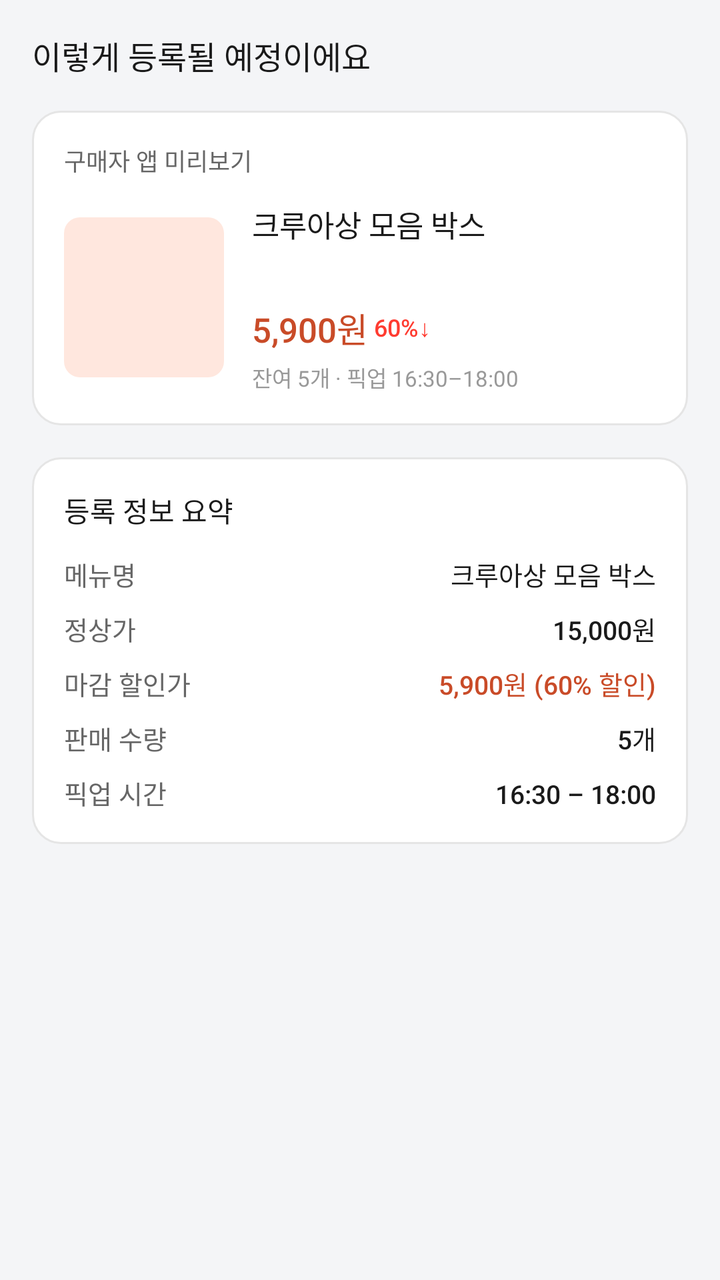
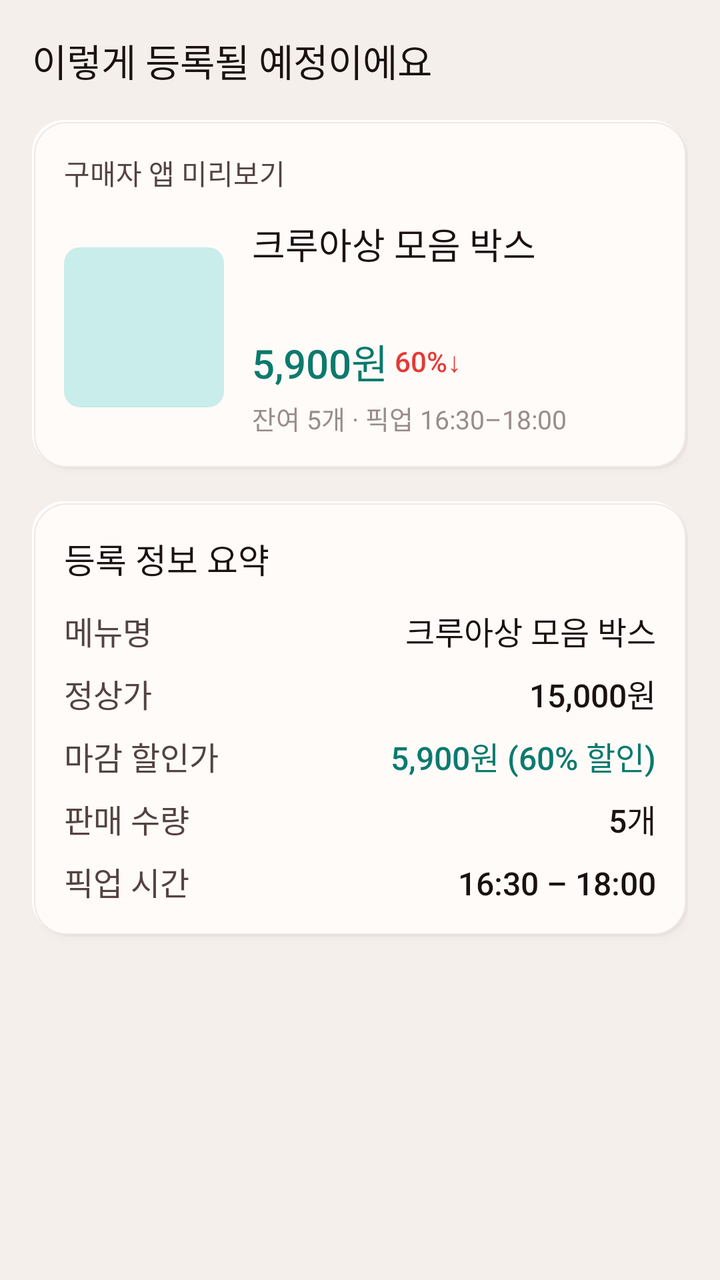

Screens rendered from an Android XML layout before and after an edit, with the pre-edit source and the edit as a unified diff.
<!-- AndroidManifest.xml: application theme Theme.Deuktemsiru_seller -->
<!-- res/layout/step4_preview.xml -->
<?xml version="1.0" encoding="utf-8"?>

<androidx.core.widget.NestedScrollView
    xmlns:android="http://schemas.android.com/apk/res/android"
    android:layout_width="match_parent"
    android:layout_height="match_parent"
    android:background="@color/surface">

    <LinearLayout
        android:layout_width="match_parent"
        android:layout_height="wrap_content"
        android:orientation="vertical"
        android:padding="16dp">

        <TextView
            android:layout_width="wrap_content"
            android:layout_height="wrap_content"
            android:text="이렇게 등록될 예정이에요"
            android:textSize="16sp"
            android:textColor="@color/text"
            android:fontFamily="sans-serif-medium"
            android:layout_marginBottom="16dp" />

        
        <LinearLayout
            android:layout_width="match_parent"
            android:layout_height="wrap_content"
            android:orientation="vertical"
            android:background="@drawable/bg_card_white"
            android:padding="16dp"
            android:layout_marginBottom="16dp">

            <TextView
                android:layout_width="wrap_content"
                android:layout_height="wrap_content"
                android:text="구매자 앱 미리보기"
                android:textSize="12sp"
                android:textColor="@color/text_sub"
                android:layout_marginBottom="12dp" />

            <LinearLayout
                android:layout_width="match_parent"
                android:layout_height="wrap_content"
                android:orientation="horizontal"
                android:gravity="center_vertical">

                <ImageView
                    android:id="@+id/iv_preview_menu_image"
                    android:layout_width="80dp"
                    android:layout_height="80dp"
                    android:scaleType="centerCrop"
                    android:background="@drawable/bg_rounded_primary_light"
                    android:layout_marginEnd="14dp" />

                <LinearLayout
                    android:layout_width="0dp"
                    android:layout_height="wrap_content"
                    android:layout_weight="1"
                    android:orientation="vertical">

                    <TextView
                        android:id="@+id/tv_preview_menu_name"
                        android:layout_width="wrap_content"
                        android:layout_height="wrap_content"
                        android:text="크루아상 모음 박스"
                        android:textSize="15sp"
                        android:textColor="@color/text"
                        android:fontFamily="sans-serif-medium" />

                    <TextView
                        android:id="@+id/tv_preview_store_name"
                        android:layout_width="wrap_content"
                        android:layout_height="wrap_content"
                        android:text=""
                        android:textSize="12sp"
                        android:textColor="@color/text_sub"
                        android:layout_marginTop="4dp" />

                    <LinearLayout
                        android:layout_width="wrap_content"
                        android:layout_height="wrap_content"
                        android:orientation="horizontal"
                        android:gravity="center_vertical"
                        android:layout_marginTop="8dp">

                        <TextView
                            android:id="@+id/tv_preview_discount_price"
                            android:layout_width="wrap_content"
                            android:layout_height="wrap_content"
                            android:text="5,900원"
                            android:textSize="17sp"
                            android:textColor="@color/primary"
                            android:fontFamily="sans-serif-medium" />

                        <TextView
                            android:id="@+id/tv_preview_discount_rate"
                            android:layout_width="wrap_content"
                            android:layout_height="wrap_content"
                            android:text=" 60%↓"
                            android:textSize="12sp"
                            android:textColor="@color/danger"
                            android:fontFamily="sans-serif-medium" />

                    </LinearLayout>

                    <TextView
                        android:id="@+id/tv_preview_quantity_time"
                        android:layout_width="wrap_content"
                        android:layout_height="wrap_content"
                        android:text="잔여 5개 · 픽업 16:30–18:00"
                        android:textSize="11sp"
                        android:textColor="@color/text_muted"
                        android:layout_marginTop="4dp" />

                </LinearLayout>

            </LinearLayout>

        </LinearLayout>

        
        <LinearLayout
            android:layout_width="match_parent"
            android:layout_height="wrap_content"
            android:orientation="vertical"
            android:background="@drawable/bg_card_white"
            android:padding="16dp"
            android:layout_marginBottom="12dp">

            <TextView
                android:layout_width="wrap_content"
                android:layout_height="wrap_content"
                android:text="등록 정보 요약"
                android:textSize="14sp"
                android:textColor="@color/text"
                android:fontFamily="sans-serif-medium"
                android:layout_marginBottom="12dp" />

            <LinearLayout android:layout_width="match_parent" android:layout_height="wrap_content" android:orientation="horizontal" android:layout_marginBottom="8dp">
                <TextView android:layout_width="0dp" android:layout_height="wrap_content" android:layout_weight="1" android:text="메뉴명" android:textSize="13sp" android:textColor="@color/text_sub" />
                <TextView android:id="@+id/tv_summary_menu_name" android:layout_width="wrap_content" android:layout_height="wrap_content" android:text="크루아상 모음 박스" android:textSize="13sp" android:textColor="@color/text" android:fontFamily="sans-serif-medium" />
            </LinearLayout>

            <LinearLayout android:layout_width="match_parent" android:layout_height="wrap_content" android:orientation="horizontal" android:layout_marginBottom="8dp">
                <TextView android:layout_width="0dp" android:layout_height="wrap_content" android:layout_weight="1" android:text="정상가" android:textSize="13sp" android:textColor="@color/text_sub" />
                <TextView android:id="@+id/tv_summary_original_price" android:layout_width="wrap_content" android:layout_height="wrap_content" android:text="15,000원" android:textSize="13sp" android:textColor="@color/text" android:fontFamily="sans-serif-medium" />
            </LinearLayout>

            <LinearLayout android:layout_width="match_parent" android:layout_height="wrap_content" android:orientation="horizontal" android:layout_marginBottom="8dp">
                <TextView android:layout_width="0dp" android:layout_height="wrap_content" android:layout_weight="1" android:text="마감 할인가" android:textSize="13sp" android:textColor="@color/text_sub" />
                <TextView android:id="@+id/tv_summary_discount_price" android:layout_width="wrap_content" android:layout_height="wrap_content" android:text="5,900원 (60% 할인)" android:textSize="13sp" android:textColor="@color/primary" android:fontFamily="sans-serif-medium" />
            </LinearLayout>

            <LinearLayout android:layout_width="match_parent" android:layout_height="wrap_content" android:orientation="horizontal" android:layout_marginBottom="8dp">
                <TextView android:layout_width="0dp" android:layout_height="wrap_content" android:layout_weight="1" android:text="판매 수량" android:textSize="13sp" android:textColor="@color/text_sub" />
                <TextView android:id="@+id/tv_summary_quantity" android:layout_width="wrap_content" android:layout_height="wrap_content" android:text="5개" android:textSize="13sp" android:textColor="@color/text" android:fontFamily="sans-serif-medium" />
            </LinearLayout>

            <LinearLayout android:layout_width="match_parent" android:layout_height="wrap_content" android:orientation="horizontal">
                <TextView android:layout_width="0dp" android:layout_height="wrap_content" android:layout_weight="1" android:text="픽업 시간" android:textSize="13sp" android:textColor="@color/text_sub" />
                <TextView android:id="@+id/tv_summary_pickup_time" android:layout_width="wrap_content" android:layout_height="wrap_content" android:text="16:30 – 18:00" android:textSize="13sp" android:textColor="@color/text" android:fontFamily="sans-serif-medium" />
            </LinearLayout>

        </LinearLayout>

    </LinearLayout>

</androidx.core.widget.NestedScrollView>
<!-- resources referenced by this layout -->
<resources>
  <color name="danger">#FFFF3B30</color>
  <color name="primary">#FFC94B28</color>
  <color name="surface">#FFF4F5F7</color>
  <color name="text">#FF1A1A1A</color>
  <color name="text_muted">#FF999999</color>
  <color name="text_sub">#FF666666</color>
  <!-- drawable bg_card_white (drawable) -->
  <?xml version="1.0" encoding="utf-8"?>
  
  <shape xmlns:android="http://schemas.android.com/apk/res/android"
      android:shape="rectangle">
      <solid android:color="#FFFFFF" />
      <stroke android:width="1dp" android:color="#E5E5E5" />
      <corners android:radius="14dp" />
  </shape>
  <!-- drawable bg_rounded_primary_light (drawable) -->
  <?xml version="1.0" encoding="utf-8"?>
  
  <shape xmlns:android="http://schemas.android.com/apk/res/android"
      android:shape="rectangle">
      <solid android:color="@color/primary_light" />
      <corners android:radius="8dp" />
  </shape>
  <style name="Theme.Deuktemsiru_seller" parent="Base.Theme.Deuktemsiru_seller" />
  <color name="primary_light">#FFFFE7DE</color>
  <style name="Base.Theme.Deuktemsiru_seller" parent="Theme.Material3.Light.NoActionBar">
          <item name="colorPrimary">@color/primary</item>
          <item name="colorPrimaryVariant">@color/primary_dark</item>
          <item name="colorOnPrimary">@color/white</item>
          <item name="colorSurface">@color/surface</item>
          <item name="android:colorBackground">@color/surface</item>
          <item name="android:fontFamily">sans-serif</item>
          <item name="bottomNavigationStyle">@style/Widget.App.BottomNav</item>
      </style>
  <color name="primary_dark">#FF8A2F19</color>
  <color name="white">#FFFFFFFF</color>
  <style name="Widget.App.BottomNav" parent="Widget.Material3.BottomNavigationView">
          <item name="itemIconTint">@color/bottom_nav_color</item>
          <item name="itemTextColor">@color/bottom_nav_color</item>
          <item name="itemActiveIndicatorStyle">@style/Widget.App.ActiveIndicator</item>
      </style>
  <style name="Widget.App.ActiveIndicator" parent="Widget.Material3.BottomNavigationView.ActiveIndicator">
          <item name="android:color">@color/primary_light</item>
      </style>
</resources>

<!-- the commit's change to res/layout/step4_preview.xml (unified diff, before → after) -->
@@ -16,7 +16,7 @@
             android:layout_width="wrap_content"
             android:layout_height="wrap_content"
             android:text="이렇게 등록될 예정이에요"
-            android:textSize="16sp"
+            android:textSize="19sp"
             android:textColor="@color/text"
             android:fontFamily="sans-serif-medium"
             android:layout_marginBottom="16dp" />
@@ -27,6 +27,7 @@
             android:layout_height="wrap_content"
             android:orientation="vertical"
             android:background="@drawable/bg_card_white"
+    android:elevation="2dp"
             android:padding="16dp"
             android:layout_marginBottom="16dp">
 
@@ -34,7 +35,7 @@
                 android:layout_width="wrap_content"
                 android:layout_height="wrap_content"
                 android:text="구매자 앱 미리보기"
-                android:textSize="12sp"
+                android:textSize="14sp"
                 android:textColor="@color/text_sub"
                 android:layout_marginBottom="12dp" />
 
@@ -63,7 +64,7 @@
                         android:layout_width="wrap_content"
                         android:layout_height="wrap_content"
                         android:text="크루아상 모음 박스"
-                        android:textSize="15sp"
+                        android:textSize="18sp"
                         android:textColor="@color/text"
                         android:fontFamily="sans-serif-medium" />
 
@@ -72,7 +73,7 @@
                         android:layout_width="wrap_content"
                         android:layout_height="wrap_content"
                         android:text=""
-                        android:textSize="12sp"
+                        android:textSize="14sp"
                         android:textColor="@color/text_sub"
                         android:layout_marginTop="4dp" />
 
@@ -88,7 +89,7 @@
                             android:layout_width="wrap_content"
                             android:layout_height="wrap_content"
                             android:text="5,900원"
-                            android:textSize="17sp"
+                            android:textSize="20sp"
                             android:textColor="@color/primary"
                             android:fontFamily="sans-serif-medium" />
 
@@ -97,7 +98,7 @@
                             android:layout_width="wrap_content"
                             android:layout_height="wrap_content"
                             android:text=" 60%↓"
-                            android:textSize="12sp"
+                            android:textSize="14sp"
                             android:textColor="@color/danger"
                             android:fontFamily="sans-serif-medium" />
 
@@ -108,7 +109,7 @@
                         android:layout_width="wrap_content"
                         android:layout_height="wrap_content"
                         android:text="잔여 5개 · 픽업 16:30–18:00"
-                        android:textSize="11sp"
+                        android:textSize="13sp"
                         android:textColor="@color/text_muted"
                         android:layout_marginTop="4dp" />
 
@@ -124,6 +125,7 @@
             android:layout_height="wrap_content"
             android:orientation="vertical"
             android:background="@drawable/bg_card_white"
+    android:elevation="2dp"
             android:padding="16dp"
             android:layout_marginBottom="12dp">
 
@@ -131,34 +133,34 @@
                 android:layout_width="wrap_content"
                 android:layout_height="wrap_content"
                 android:text="등록 정보 요약"
-                android:textSize="14sp"
+                android:textSize="17sp"
                 android:textColor="@color/text"
                 android:fontFamily="sans-serif-medium"
                 android:layout_marginBottom="12dp" />
 
             <LinearLayout android:layout_width="match_parent" android:layout_height="wrap_content" android:orientation="horizontal" android:layout_marginBottom="8dp">
-                <TextView android:layout_width="0dp" android:layout_height="wrap_content" android:layout_weight="1" android:text="메뉴명" android:textSize="13sp" android:textColor="@color/text_sub" />
-                <TextView android:id="@+id/tv_summary_menu_name" android:layout_width="wrap_content" android:layout_height="wrap_content" android:text="크루아상 모음 박스" android:textSize="13sp" android:textColor="@color/text" android:fontFamily="sans-serif-medium" />
+                <TextView android:layout_width="0dp" android:layout_height="wrap_content" android:layout_weight="1" android:text="메뉴명" android:textSize="16sp" android:textColor="@color/text_sub" />
+                <TextView android:id="@+id/tv_summary_menu_name" android:layout_width="wrap_content" android:layout_height="wrap_content" android:text="크루아상 모음 박스" android:textSize="16sp" android:textColor="@color/text" android:fontFamily="sans-serif-medium" />
             </LinearLayout>
 
             <LinearLayout android:layout_width="match_parent" android:layout_height="wrap_content" android:orientation="horizontal" android:layout_marginBottom="8dp">
-                <TextView android:layout_width="0dp" android:layout_height="wrap_content" android:layout_weight="1" android:text="정상가" android:textSize="13sp" android:textColor="@color/text_sub" />
-                <TextView android:id="@+id/tv_summary_original_price" android:layout_width="wrap_content" android:layout_height="wrap_content" android:text="15,000원" android:textSize="13sp" android:textColor="@color/text" android:fontFamily="sans-serif-medium" />
+                <TextView android:layout_width="0dp" android:layout_height="wrap_content" android:layout_weight="1" android:text="정상가" android:textSize="16sp" android:textColor="@color/text_sub" />
+                <TextView android:id="@+id/tv_summary_original_price" android:layout_width="wrap_content" android:layout_height="wrap_content" android:text="15,000원" android:textSize="16sp" android:textColor="@color/text" android:fontFamily="sans-serif-medium" />
             </LinearLayout>
 
             <LinearLayout android:layout_width="match_parent" android:layout_height="wrap_content" android:orientation="horizontal" android:layout_marginBottom="8dp">
-                <TextView android:layout_width="0dp" android:layout_height="wrap_content" android:layout_weight="1" android:text="마감 할인가" android:textSize="13sp" android:textColor="@color/text_sub" />
-                <TextView android:id="@+id/tv_summary_discount_price" android:layout_width="wrap_content" android:layout_height="wrap_content" android:text="5,900원 (60% 할인)" android:textSize="13sp" android:textColor="@color/primary" android:fontFamily="sans-serif-medium" />
+                <TextView android:layout_width="0dp" android:layout_height="wrap_content" android:layout_weight="1" android:text="마감 할인가" android:textSize="16sp" android:textColor="@color/text_sub" />
+                <TextView android:id="@+id/tv_summary_discount_price" android:layout_width="wrap_content" android:layout_height="wrap_content" android:text="5,900원 (60% 할인)" android:textSize="16sp" android:textColor="@color/primary" android:fontFamily="sans-serif-medium" />
             </LinearLayout>
 
             <LinearLayout android:layout_width="match_parent" android:layout_height="wrap_content" android:orientation="horizontal" android:layout_marginBottom="8dp">
-                <TextView android:layout_width="0dp" android:layout_height="wrap_content" android:layout_weight="1" android:text="판매 수량" android:textSize="13sp" android:textColor="@color/text_sub" />
-                <TextView android:id="@+id/tv_summary_quantity" android:layout_width="wrap_content" android:layout_height="wrap_content" android:text="5개" android:textSize="13sp" android:textColor="@color/text" android:fontFamily="sans-serif-medium" />
+                <TextView android:layout_width="0dp" android:layout_height="wrap_content" android:layout_weight="1" android:text="판매 수량" android:textSize="16sp" android:textColor="@color/text_sub" />
+                <TextView android:id="@+id/tv_summary_quantity" android:layout_width="wrap_content" android:layout_height="wrap_content" android:text="5개" android:textSize="16sp" android:textColor="@color/text" android:fontFamily="sans-serif-medium" />
             </LinearLayout>
 
             <LinearLayout android:layout_width="match_parent" android:layout_height="wrap_content" android:orientation="horizontal">
-                <TextView android:layout_width="0dp" android:layout_height="wrap_content" android:layout_weight="1" android:text="픽업 시간" android:textSize="13sp" android:textColor="@color/text_sub" />
-                <TextView android:id="@+id/tv_summary_pickup_time" android:layout_width="wrap_content" android:layout_height="wrap_content" android:text="16:30 – 18:00" android:textSize="13sp" android:textColor="@color/text" android:fontFamily="sans-serif-medium" />
+                <TextView android:layout_width="0dp" android:layout_height="wrap_content" android:layout_weight="1" android:text="픽업 시간" android:textSize="16sp" android:textColor="@color/text_sub" />
+                <TextView android:id="@+id/tv_summary_pickup_time" android:layout_width="wrap_content" android:layout_height="wrap_content" android:text="16:30 – 18:00" android:textSize="16sp" android:textColor="@color/text" android:fontFamily="sans-serif-medium" />
             </LinearLayout>
 
         </LinearLayout>
<!-- resource entries referenced after the edit -->
@@ -1,20 +1,34 @@
 <!-- resources referenced by this layout -->
 <resources>
-  <color name="danger">#FFFF3B30</color>
-  <color name="primary">#FFC94B28</color>
-  <color name="surface">#FFF4F5F7</color>
-  <color name="text">#FF1A1A1A</color>
-  <color name="text_muted">#FF999999</color>
-  <color name="text_sub">#FF666666</color>
+  <color name="danger">#FFE53935</color>
+  <color name="primary">#0B7A6E</color>
+  <color name="surface">#FFF5EFEC</color>
+  <color name="text">#FF1A1110</color>
+  <color name="text_muted">#FF998C8A</color>
+  <color name="text_sub">#FF534341</color>
   <!-- drawable bg_card_white (drawable) -->
   <?xml version="1.0" encoding="utf-8"?>
-  
-  <shape xmlns:android="http://schemas.android.com/apk/res/android"
-      android:shape="rectangle">
-      <solid android:color="#FFFFFF" />
-      <stroke android:width="1dp" android:color="#E5E5E5" />
-      <corners android:radius="14dp" />
-  </shape>
+  <layer-list xmlns:android="http://schemas.android.com/apk/res/android">
+      <item android:left="3dp" android:top="3dp">
+          <shape android:shape="rectangle">
+              <solid android:color="@color/neu_shadow" />
+              <corners android:radius="16dp" />
+          </shape>
+      </item>
+      <item android:right="2dp" android:bottom="2dp">
+          <shape android:shape="rectangle">
+              <solid android:color="@color/neu_highlight" />
+              <corners android:radius="16dp" />
+          </shape>
+      </item>
+      <item android:left="1dp" android:top="1dp" android:right="1dp" android:bottom="1dp">
+          <shape android:shape="rectangle">
+              <solid android:color="@color/surface_alt" />
+              <stroke android:width="0.5dp" android:color="@color/border_light" />
+              <corners android:radius="16dp" />
+          </shape>
+      </item>
+  </layer-list>
   <!-- drawable bg_rounded_primary_light (drawable) -->
   <?xml version="1.0" encoding="utf-8"?>
   
@@ -24,7 +38,11 @@
       <corners android:radius="8dp" />
   </shape>
   <style name="Theme.Deuktemsiru_seller" parent="Base.Theme.Deuktemsiru_seller" />
-  <color name="primary_light">#FFFFE7DE</color>
+  <color name="neu_shadow">#24C7B3AD</color>
+  <color name="neu_highlight">#FFFFFFFF</color>
+  <color name="surface_alt">#FFFFFBF8</color>
+  <color name="border_light">#FFEDE8E5</color>
+  <color name="primary_light">#C8EDEA</color>
   <style name="Base.Theme.Deuktemsiru_seller" parent="Theme.Material3.Light.NoActionBar">
           <item name="colorPrimary">@color/primary</item>
           <item name="colorPrimaryVariant">@color/primary_dark</item>
@@ -32,9 +50,12 @@
           <item name="colorSurface">@color/surface</item>
           <item name="android:colorBackground">@color/surface</item>
           <item name="android:fontFamily">sans-serif</item>
+          <item name="android:navigationBarColor">@color/surface_alt</item>
+          <item name="android:statusBarColor" tools:targetApi="l">@color/surface_alt</item>
+          <item name="android:windowLightStatusBar" tools:targetApi="m">true</item>
           <item name="bottomNavigationStyle">@style/Widget.App.BottomNav</item>
       </style>
-  <color name="primary_dark">#FF8A2F19</color>
+  <color name="primary_dark">#065950</color>
   <color name="white">#FFFFFFFF</color>
   <style name="Widget.App.BottomNav" parent="Widget.Material3.BottomNavigationView">
           <item name="itemIconTint">@color/bottom_nav_color</item>
